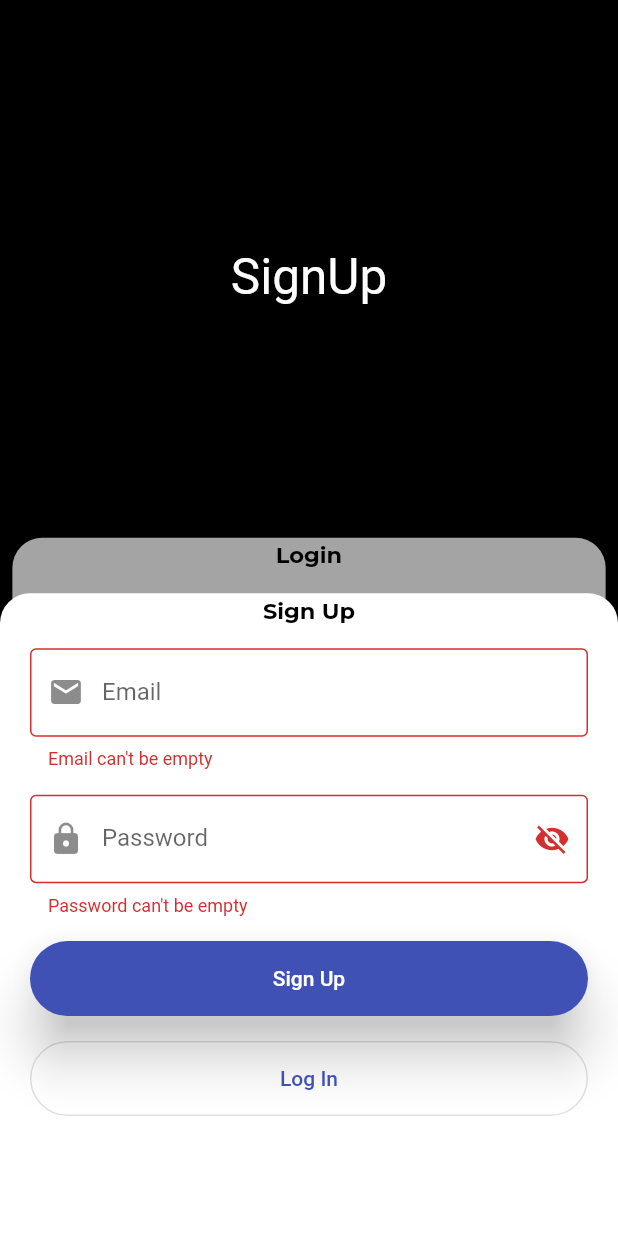
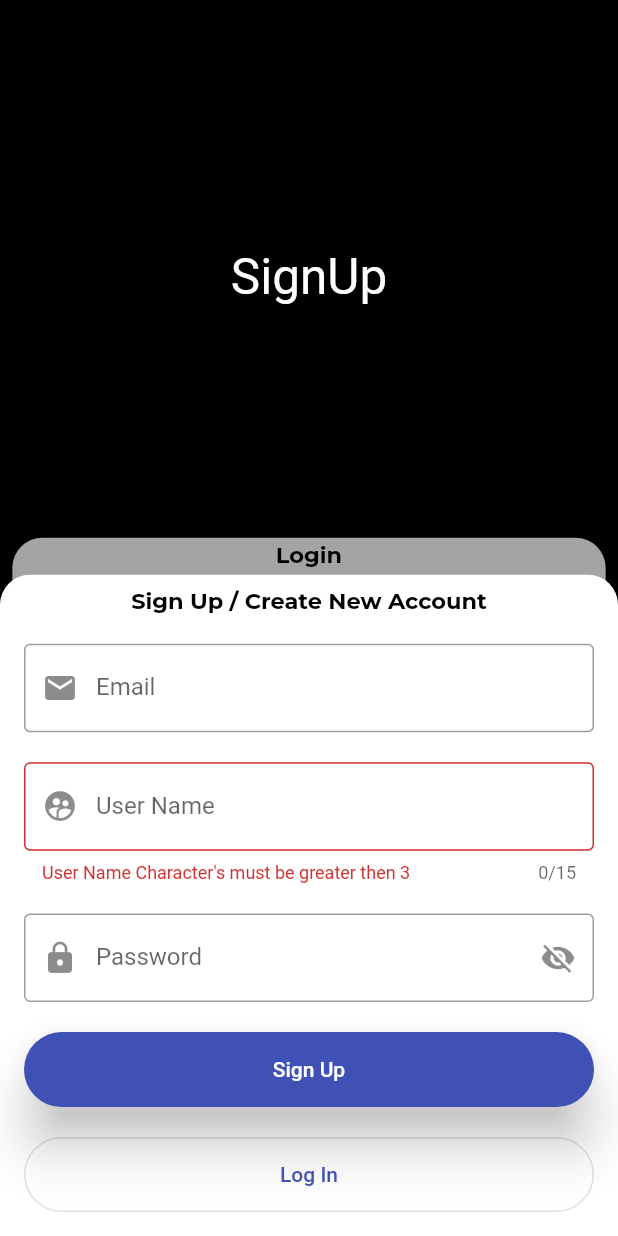
Before and after one commit to YashJA-dev/TalkThrough, a Flutter app: the NavigationAutthScreen screen opened directly, after a tap on "Sign Up", on a phone screen of 412 x 824 dp. Run offline on Flutter 3.47's test engine with Material 2 defaults, Android fonts, the phone set to English and light mode, and no system bars; our stand-ins replace auto_size_text, cloud_firestore, firebase_auth, firebase_core, google_fonts, introduction_screen and 2 more; missing offline and left inert: awesome_bottom_navigation, clipboard, flutter_gradient_colors, jitsi_meet; accounts and stored records are empty; Roboto replaces fonts that are missing (Damion).

Commit message:
user name field added

```diff
--- a/lib/screen/NavigationAuthScreen.dart/LoginSection.dart
+++ b/lib/screen/NavigationAuthScreen.dart/LoginSection.dart
@@ -90,7 +90,7 @@ class _LoginSectionState extends State<LoginSection> {
       controller: email,
       validator: (str) {
         int length = str!.length;
-        if (!isEmail(email: str)) return "Enter a Valid Email";
+        if (!isEmail(email: str)&&length>0) return "Enter a Valid Email";
       },
       keyboardType: TextInputType.emailAddress,
       onChanged: (_) {
--- a/lib/screen/NavigationAuthScreen.dart/NavigationAutthScreen.dart
+++ b/lib/screen/NavigationAuthScreen.dart/NavigationAutthScreen.dart
@@ -54,9 +54,9 @@ class NavigationAutthScreenBody extends StatelessWidget {
         Align(
           alignment: Alignment.bottomCenter,
           child: AnimatedContainer(
-            height: height * 0.52,
+            height: height * 0.535,
             width: width,
-            alignment: Alignment(0, login ? 7 : 1.115),
+            // alignment: Alignment(2,  0),
             duration: Duration(milliseconds: 640),
             child: (login) ? Container() : SignUpSection(),
           ),
--- a/lib/screen/NavigationAuthScreen.dart/SignUpSection.dart
+++ b/lib/screen/NavigationAuthScreen.dart/SignUpSection.dart
@@ -17,6 +17,7 @@ class _SignUpSectionState extends State<SignUpSection> {
   TextEditingController email = TextEditingController();
   late AuthScreenProvider authScreen;
   TextEditingController password = TextEditingController();
+  var username = TextEditingController();
   bool passwordVisible = true;
   String? _email_err;
   String? _pass_err;
@@ -36,10 +37,11 @@ class _SignUpSectionState extends State<SignUpSection> {
     Size size = MediaQuery.of(context).size;
     bool login = authScreen.login;
     double height = size.height * 0.6;
+    double width = size.width - 32;
     return Container(
       height: height,
       width: size.width,
-      padding: EdgeInsets.only(left: 20, right: 20, bottom: 80, top: 2),
+      padding: EdgeInsets.only(left: 16, right: 16, bottom: 16, top: 8),
       decoration: BoxDecoration(
         color: Colors.white,
         borderRadius: BorderRadius.only(
@@ -56,6 +58,7 @@ class _SignUpSectionState extends State<SignUpSection> {
           children: [
             buildTextSignUp(),
             buildEmailField(),
+            buildUserNameField(),
             buildPassWordField(),
             buildSignUpButton(),
             buildLoginButton(),
@@ -95,9 +98,7 @@ class _SignUpSectionState extends State<SignUpSection> {
       keyboardType: TextInputType.emailAddress,
       validator: (str) {
         int length = str!.length;
-        if (length == 0)
-          return "Email can't be empty";
-        else if (!isEmail(email: str)) return "Enter a Valid Email";
+        if (!isEmail(email: str)&&length>0) return "Enter a Valid Email";
       },
       onChanged: (_) {
         _email_err = null;
@@ -124,14 +125,31 @@ class _SignUpSectionState extends State<SignUpSection> {
     );
   }
 
+  Widget buildUserNameField() {
+    return TextFormField(
+      controller: username,
+      keyboardType: TextInputType.emailAddress,
+      validator: (str) {
+        int length = (str!.trim()).length;
+        if (length < 4) return "User Name Character's must be greater then 3";
+      },
+      maxLength: 15,
+
+      decoration: InputDecoration(
+          labelText: "User Name",
+          hintText: "Guest",
+          prefixIcon: Icon(Icons.supervised_user_circle),
+          border: OutlineInputBorder()),
+    );
+  }
+
   Widget buildPassWordField() {
     return TextFormField(
       controller: password,
       validator: (str) {
         int length = str!.length;
-        if (length == 0)
-          return "Password can't be empty";
-        else if (length <= 8)
+
+        if (length <= 8&&length>0)
           return "Password should be of length greater then 8";
       },
       onChanged: (_) {
@@ -143,6 +161,7 @@ class _SignUpSectionState extends State<SignUpSection> {
       decoration: InputDecoration(
           labelText: "Password",
           errorText: _pass_err,
+
           suffixIcon: IconButton(
             icon:
                 Icon(passwordVisible ? Icons.visibility_off : Icons.visibility),
@@ -169,12 +188,13 @@ class _SignUpSectionState extends State<SignUpSection> {
           );
         });
     String signin = await sigUp_controller(
-        email: email.text.trim(), password: password.text.trim());
+        email: email.text.trim(), password: password.text.trim(),username:username.text);
     if (signin == "Successfully") {
       _email_err = null;
       _pass_err = null;
       email.text = "";
       password.text = "";
+      username.text="";
       Navigator.pushAndRemoveUntil<dynamic>(
         context,
         MaterialPageRoute<dynamic>(
@@ -223,7 +243,7 @@ class _SignUpSectionState extends State<SignUpSection> {
 
   Widget buildTextSignUp() {
     return Text(
-      "Sign Up",
+      "Sign Up / Create New Account",
       style: montserratStyle(size: 15, fontWeight: FontWeight.w700),
     );
   }
```
Also changed, not shown: lib/screen/Meeting/MeetingJoinInfoWidget.dart (+28 -2 lines), lib/screen/Profile/MeetingCodeGenerator.dart (+7 -4 lines), lib/screen/controller/AuthScreen.dart (+14 -4 lines), lib/screen/controller/JoinMeeting.dart (+11 -1 lines).
